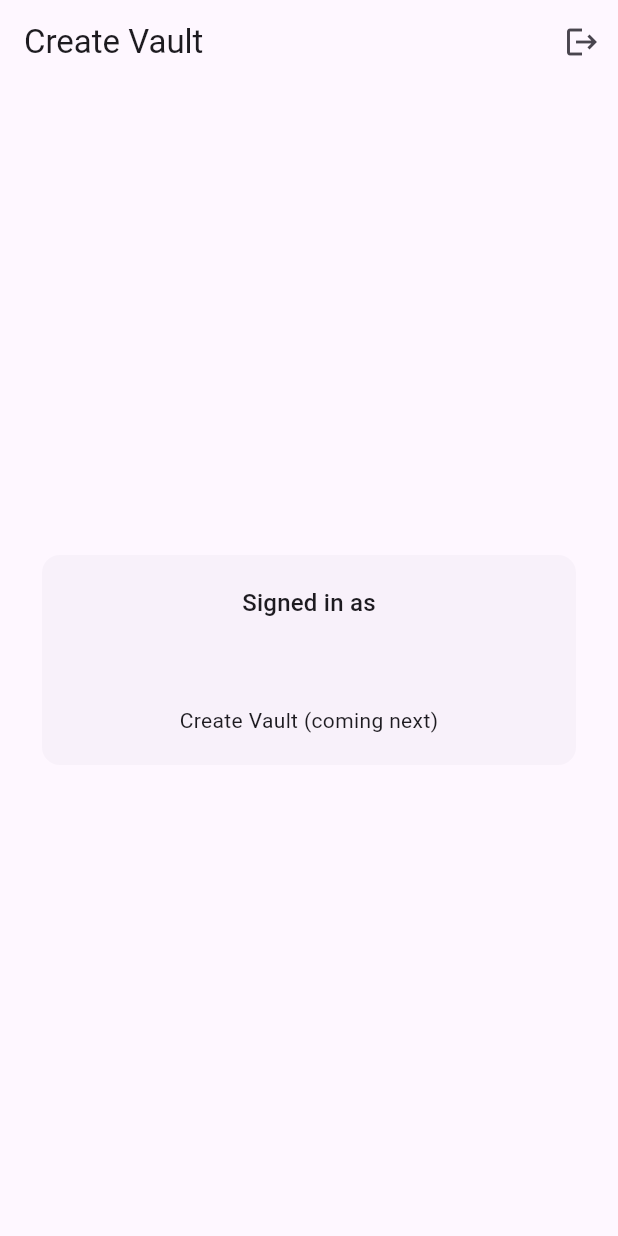
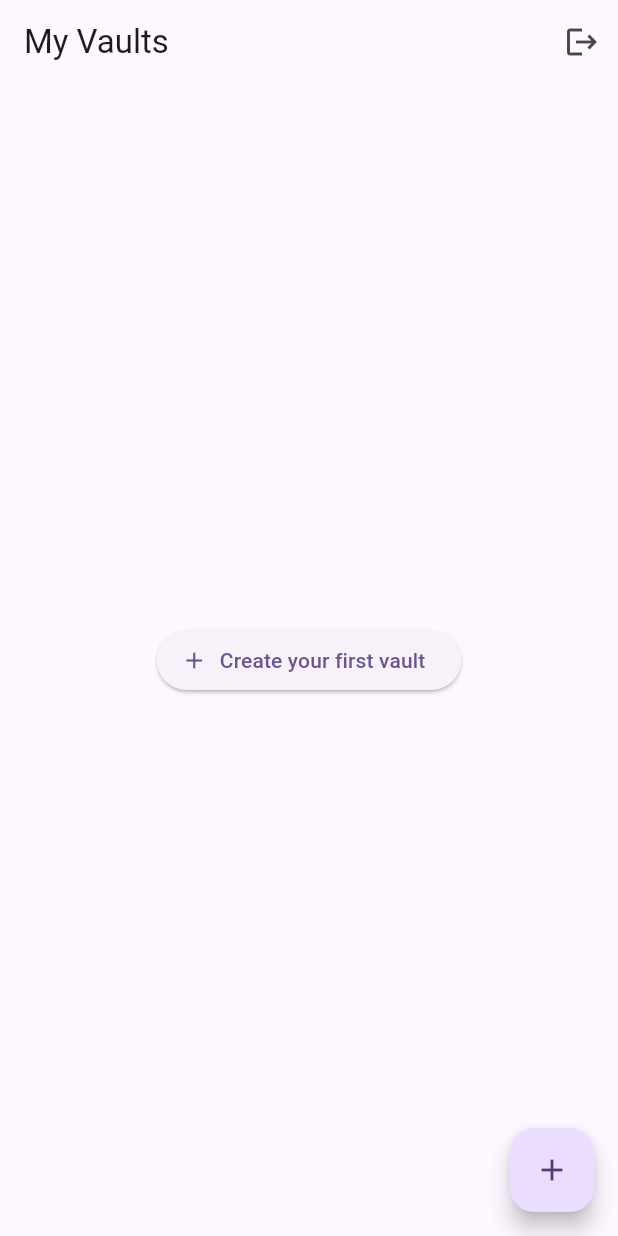
Before and after one commit to Tech2you/immortalink, a Flutter app: the screen it shows once a user with an empty profile is signed in, after a tap on the "logout" icon, on a phone screen of 412 x 824 dp. Run offline on Flutter 3.47's test engine with Material 3 defaults, Android fonts, the light colour scheme and no system bars; our stand-ins replace flutter_dotenv, supabase_flutter; accounts and stored records are empty.

Commit message:
Fix auth gate and vault flow; create/open vault works

```diff
--- /dev/null
+++ b/immortalink/devtools_options.yaml
@@ -0,0 +1,3 @@
+description: This file stores settings for Dart & Flutter DevTools.
+documentation: https://docs.flutter.dev/tools/devtools/extensions#configure-extension-enablement-states
+extensions:
--- a/immortalink/lib/main.dart
+++ b/immortalink/lib/main.dart
@@ -2,8 +2,8 @@ import 'package:flutter/material.dart';
 import 'package:flutter_dotenv/flutter_dotenv.dart';
 import 'package:supabase_flutter/supabase_flutter.dart';
 
-import 'screens/create_vault_screen.dart';
 import 'screens/sign_in_screen.dart';
+import 'screens/vaults_screen.dart';
 
 Future<void> main() async {
   WidgetsFlutterBinding.ensureInitialized();
@@ -11,8 +11,8 @@ Future<void> main() async {
   await dotenv.load(fileName: ".env");
 
   await Supabase.initialize(
-    url: dotenv.env['SUPABASE_URL']!,
-    anonKey: dotenv.env['SUPABASE_ANON_KEY']!,
+    url: dotenv.env['SUPABASE_URL'] ?? '',
+    anonKey: dotenv.env['SUPABASE_ANON_KEY'] ?? '',
   );
 
   runApp(const MyApp());
@@ -24,9 +24,11 @@ class MyApp extends StatelessWidget {
   @override
   Widget build(BuildContext context) {
     return MaterialApp(
-      title: 'Immortalink',
+      title: 'ImmortaLink',
+      debugShowCheckedModeBanner: false,
       theme: ThemeData(
         colorScheme: ColorScheme.fromSeed(seedColor: Colors.deepPurple),
+        useMaterial3: true,
       ),
       home: const AuthGate(),
     );
@@ -38,19 +40,18 @@ class AuthGate extends StatelessWidget {
 
   @override
   Widget build(BuildContext context) {
-    return StreamBuilder(
-      stream: Supabase.instance.client.auth.onAuthStateChange,
+    final auth = Supabase.instance.client.auth;
+
+    return StreamBuilder<AuthState>(
+      stream: auth.onAuthStateChange,
       builder: (context, snapshot) {
-        final session = Supabase.instance.client.auth.currentSession;
-
-        // Debug: helps you see it switching
-        debugPrint("AuthGate session = ${session?.user.id}");
+        final session = auth.currentSession;
 
         if (session == null) {
           return const SignInScreen();
         }
 
-        return const CreateVaultScreen();
+        return const VaultsScreen();
       },
     );
   }
--- a/immortalink/lib/screens/create_vault_screen.dart
+++ b/immortalink/lib/screens/create_vault_screen.dart
@@ -1,74 +1,111 @@
 import 'package:flutter/material.dart';
 import 'package:supabase_flutter/supabase_flutter.dart';
 
-class CreateVaultScreen extends StatelessWidget {
+class CreateVaultScreen extends StatefulWidget {
   const CreateVaultScreen({super.key});
 
-  Future<void> _signOut(BuildContext context) async {
+  @override
+  State<CreateVaultScreen> createState() => _CreateVaultScreenState();
+}
+
+class _CreateVaultScreenState extends State<CreateVaultScreen> {
+  final supabase = Supabase.instance.client;
+
+  final _formKey = GlobalKey<FormState>();
+  final _nameController = TextEditingController();
+  bool _loading = false;
+
+  @override
+  void dispose() {
+    _nameController.dispose();
+    super.dispose();
+  }
+
+  Future<void> _createVault() async {
+    if (!_formKey.currentState!.validate()) return;
+
+    final user = supabase.auth.currentUser;
+    if (user == null) {
+      if (!mounted) return;
+      ScaffoldMessenger.of(context).showSnackBar(
+        const SnackBar(content: Text('Not signed in.')),
+      );
+      return;
+    }
+
+    setState(() => _loading = true);
+
     try {
-      await Supabase.instance.client.auth.signOut();
-      // No navigation needed — AuthGate will switch back to SignInScreen.
-    } on AuthException catch (e) {
-      if (!context.mounted) return;
+      final vaultName = _nameController.text.trim();
+
+      await supabase.from('vaults').insert({
+        'owner_id': user.id,
+        'name': vaultName,
+      });
+
+      if (!mounted) return;
+
       ScaffoldMessenger.of(context).showSnackBar(
-        SnackBar(content: Text(e.message)),
+        const SnackBar(content: Text('Vault created ✅')),
+      );
+
+      Navigator.of(context).pop(true);
+    } on PostgrestException catch (e) {
+      if (!mounted) return;
+      ScaffoldMessenger.of(context).showSnackBar(
+        SnackBar(content: Text('Error: ${e.message}')),
       );
     } catch (e) {
-      if (!context.mounted) return;
+      if (!mounted) return;
       ScaffoldMessenger.of(context).showSnackBar(
-        SnackBar(content: Text("Unexpected error: $e")),
+        SnackBar(content: Text('Unexpected error: $e')),
       );
+    } finally {
+      if (mounted) setState(() => _loading = false);
     }
   }
 
   @override
   Widget build(BuildContext context) {
-    final user = Supabase.instance.client.auth.currentUser;
-
     return Scaffold(
-      appBar: AppBar(
-        title: const Text("Create Vault"),
-        actions: [
-          IconButton(
-            tooltip: "Sign out",
-            icon: const Icon(Icons.logout),
-            onPressed: () => _signOut(context),
-          ),
-        ],
-      ),
-      body: Center(
-        child: ConstrainedBox(
-          constraints: const BoxConstraints(maxWidth: 520),
-          child: Padding(
-            padding: const EdgeInsets.all(24),
-            child: Card(
-              elevation: 0,
-              child: Padding(
-                padding: const EdgeInsets.all(20),
-                child: Column(
-                  mainAxisSize: MainAxisSize.min,
-                  crossAxisAlignment: CrossAxisAlignment.stretch,
-                  children: [
-                    Text(
-                      "Signed in as",
-                      textAlign: TextAlign.center,
-                      style: Theme.of(context).textTheme.titleMedium,
-                    ),
-                    const SizedBox(height: 8),
-                    Text(
-                      user?.email ?? "(no email)",
-                      textAlign: TextAlign.center,
-                      style: Theme.of(context).textTheme.bodyLarge,
-                    ),
-                    const SizedBox(height: 24),
-                    const Text(
-                      "Create Vault (coming next)",
-                      textAlign: TextAlign.center,
-                    ),
-                  ],
+      appBar: AppBar(title: const Text('Create Vault')),
+      body: Padding(
+        padding: const EdgeInsets.all(16),
+        child: Form(
+          key: _formKey,
+          child: Column(
+            children: [
+              TextFormField(
+                controller: _nameController,
+                decoration: const InputDecoration(
+                  labelText: 'Vault name',
+                  hintText: "e.g., Grandpa's Stories",
+                  border: OutlineInputBorder(),
+                ),
+                validator: (v) {
+                  final t = (v ?? '').trim();
+                  if (t.isEmpty) return 'Enter a vault name';
+                  if (t.length < 2) return 'Too short';
+                  if (t.length > 50) return 'Max 50 characters';
+                  return null;
+                },
+              ),
+              const SizedBox(height: 12),
+              SizedBox(
+                width: double.infinity,
+                height: 48,
+                child: ElevatedButton(
+                  onPressed: _loading ? null : _createVault,
+                  child: _loading
+                      ? const SizedBox(
+                          width: 20,
+                          height: 20,
+                          child: CircularProgressIndicator(strokeWidth: 2),
+                        )
+                      : const Text('Create'),
                 ),
               ),
-            ),
+            ],
           ),
         ),
       ),
--- a/immortalink/lib/screens/sign_in_screen.dart
+++ b/immortalink/lib/screens/sign_in_screen.dart
@@ -36,10 +36,7 @@ class _SignInScreenState extends State<SignInScreen> {
         email: email,
         password: password,
       );
-
-      // IMPORTANT: DO NOT NAVIGATE.
-      // AuthGate will detect the session change and switch screens.
-      debugPrint("SIGNED IN user = ${_supabase.auth.currentSession?.user.id}");
+      // AuthGate will switch screens.
     } on AuthException catch (e) {
       setState(() => _message = e.message);
     } catch (e) {
@@ -130,10 +127,7 @@ class _SignInScreenState extends State<SignInScreen> {
                 ),
                 if (_message != null) ...[
                   const SizedBox(height: 20),
-                  Text(
-                    _message!,
-                    textAlign: TextAlign.center,
-                  ),
+                  Text(_message!, textAlign: TextAlign.center),
                 ]
               ],
             ),
--- /dev/null
+++ b/immortalink/lib/screens/vaults_screen.dart
@@ -0,0 +1,120 @@
+import 'package:flutter/material.dart';
+import 'package:supabase_flutter/supabase_flutter.dart';
+
+import 'create_vault_screen.dart';
+import 'vault_home_screen.dart';
+
+class VaultsScreen extends StatefulWidget {
+  const VaultsScreen({super.key});
+
+  @override
+  State<VaultsScreen> createState() => _VaultsScreenState();
+}
+
+class _VaultsScreenState extends State<VaultsScreen> {
+  final supabase = Supabase.instance.client;
+  late Future<List<Map<String, dynamic>>> _vaultsFuture;
+
+  @override
+  void initState() {
+    super.initState();
+    _vaultsFuture = _fetchVaults();
+  }
+
+  Future<List<Map<String, dynamic>>> _fetchVaults() async {
+    final data = await supabase
+        .from('vaults')
+        .select('id, name, created_at')
+        .order('created_at', ascending: false);
+
+    return (data as List)
+        .map((e) => Map<String, dynamic>.from(e as Map))
+        .toList();
+  }
+
+  void _refresh() {
+    setState(() => _vaultsFuture = _fetchVaults());
+  }
+
+  Future<void> _signOut() async {
+    try {
+      await supabase.auth.signOut();
+    } catch (_) {}
+  }
+
+  Future<void> _goCreateVault() async {
+    final created = await Navigator.of(context).push<bool>(
+      MaterialPageRoute(builder: (_) => CreateVaultScreen()),
+    );
+    if (created == true) _refresh();
+  }
+
+  void _openVault(Map<String, dynamic> v) {
+    Navigator.of(context).push(
+      MaterialPageRoute(
+        builder: (_) => VaultHomeScreen(
+          vaultId: v['id'] as String,
+          vaultName: v['name'] as String,
+        ),
+      ),
+    );
+  }
+
+  @override
+  Widget build(BuildContext context) {
+    return Scaffold(
+      appBar: AppBar(
+        title: const Text('My Vaults'),
+        actions: [
+          IconButton(
+            icon: const Icon(Icons.logout),
+            onPressed: _signOut,
+          ),
+        ],
+      ),
+      floatingActionButton: FloatingActionButton(
+        onPressed: _goCreateVault,
+        child: const Icon(Icons.add),
+      ),
+      body: FutureBuilder<List<Map<String, dynamic>>>(
+        future: _vaultsFuture,
+        builder: (context, snap) {
+          if (snap.connectionState == ConnectionState.waiting) {
+            return const Center(child: CircularProgressIndicator());
+          }
+          if (snap.hasError) {
+            return Center(child: Text('Error: ${snap.error}'));
+          }
+
+          final vaults = snap.data ?? [];
+
+          if (vaults.isEmpty) {
+            return Center(
+              child: ElevatedButton.icon(
+                onPressed: _goCreateVault,
+                icon: const Icon(Icons.add),
+                label: const Text('Create your first vault'),
+              ),
+            );
+          }
+
+          return ListView.builder(
+            padding: const EdgeInsets.all(12),
+            itemCount: vaults.length,
+            itemBuilder: (context, i) {
+              final v = vaults[i];
+              return Card(
+                child: ListTile(
+                  title: Text((v['name'] ?? '').toString()),
+                  subtitle: Text('Created: ${v['created_at'] ?? ''}'),
+                  trailing: const Icon(Icons.chevron_right),
+                  onTap: () => _openVault(v),
+                ),
+              );
+            },
+          );
+        },
+      ),
+    );
+  }
+}
--- a/immortalink/pubspec.yaml
+++ b/immortalink/pubspec.yaml
@@ -33,7 +33,7 @@ dependencies:
 
   cupertino_icons: ^1.0.8
   supabase_flutter: ^2.8.0
-  flutter_dotenv: ^5.1.0
+  flutter_dotenv: ^5.2.1
 
 
 dev_dependencies:
```
Also changed, not shown: immortalink/lib/screens/vault_home_screen.dart (added, +26 -0 lines), 5 other files.
